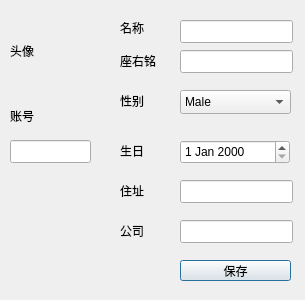
First picture: the form in UserInfo/ui/DInfo.ui, repository 3548848289/UniFileHub, before the edit.
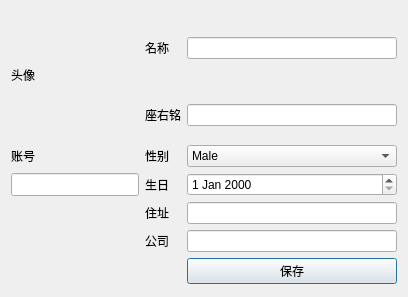
Second picture: the form after the edit.

What changed in the file:
```diff
--- a/UserInfo/ui/DInfo.ui
+++ b/UserInfo/ui/DInfo.ui
@@ -6,21 +6,27 @@
    <rect>
     <x>0</x>
     <y>0</y>
-    <width>305</width>
-    <height>300</height>
+    <width>408</width>
+    <height>297</height>
    </rect>
   </property>
   <property name="windowTitle">
    <string>用户信息</string>
   </property>
+  <layout class="QGridLayout" name="gridLayout">
+   <item row="0" column="0" rowspan="2">
   <widget class="QLabel" name="avatarLabel">
-   <property name="geometry">
-    <rect>
-     <x>10</x>
-     <y>10</y>
-     <width>81</width>
-     <height>81</height>
-    </rect>
+     <property name="minimumSize">
+      <size>
+       <width>128</width>
+       <height>128</height>
+      </size>
+     </property>
+     <property name="maximumSize">
+      <size>
+       <width>128</width>
+       <height>128</height>
+      </size>
    </property>
    <property name="styleSheet">
     <string notr="true">/*QLabel {
@@ -38,180 +44,73 @@
     <string>头像</string>
    </property>
   </widget>
-  <widget class="QLineEdit" name="nameEdit">
-   <property name="geometry">
-    <rect>
-     <x>180</x>
-     <y>20</y>
-     <width>113</width>
-     <height>23</height>
-    </rect>
-   </property>
-  </widget>
-  <widget class="QLineEdit" name="mottoEdit">
-   <property name="geometry">
-    <rect>
-     <x>180</x>
-     <y>50</y>
-     <width>113</width>
-     <height>23</height>
-    </rect>
-   </property>
-  </widget>
-  <widget class="QLineEdit" name="locationEdit">
-   <property name="geometry">
-    <rect>
-     <x>180</x>
-     <y>180</y>
-     <width>113</width>
-     <height>23</height>
-    </rect>
-   </property>
-  </widget>
-  <widget class="QLineEdit" name="companyEdit">
-   <property name="geometry">
-    <rect>
-     <x>180</x>
-     <y>220</y>
-     <width>113</width>
-     <height>23</height>
-    </rect>
-   </property>
-  </widget>
-  <widget class="QComboBox" name="genderCombo">
-   <property name="geometry">
-    <rect>
-     <x>180</x>
-     <y>90</y>
-     <width>111</width>
-     <height>24</height>
-    </rect>
-   </property>
-   <item>
-    <property name="text">
-     <string>Male</string>
-    </property>
    </item>
-   <item>
+   <item row="0" column="1">
+    <widget class="QLabel" name="label_6">
     <property name="text">
-     <string>Female</string>
-    </property>
+      <string>名称</string>
+     </property>
+    </widget>
    </item>
-   <item>
-    <property name="text">
-     <string>Other</string>
-    </property>
+   <item row="0" column="2">
+    <widget class="QLineEdit" name="nameEdit"/>
    </item>
-  </widget>
-  <widget class="QPushButton" name="saveButton">
-   <property name="geometry">
-    <rect>
-     <x>180</x>
-     <y>260</y>
-     <width>111</width>
-     <height>21</height>
-    </rect>
-   </property>
-   <property name="text">
-    <string>保存</string>
-   </property>
-  </widget>
-  <widget class="QDateEdit" name="birthdayEdit">
-   <property name="geometry">
-    <rect>
-     <x>180</x>
-     <y>140</y>
-     <width>110</width>
-     <height>24</height>
-    </rect>
-   </property>
-  </widget>
-  <widget class="QLabel" name="label">
-   <property name="geometry">
-    <rect>
-     <x>120</x>
-     <y>140</y>
-     <width>61</width>
-     <height>21</height>
-    </rect>
-   </property>
-   <property name="text">
-    <string>生日</string>
-   </property>
-  </widget>
-  <widget class="QLabel" name="label_2">
-   <property name="geometry">
-    <rect>
-     <x>120</x>
-     <y>220</y>
-     <width>61</width>
-     <height>21</height>
-    </rect>
-   </property>
-   <property name="text">
-    <string>公司</string>
-   </property>
-  </widget>
+   <item row="1" column="1">
   <widget class="QLabel" name="label_3">
-   <property name="geometry">
-    <rect>
-     <x>120</x>
-     <y>50</y>
-     <width>61</width>
-     <height>21</height>
-    </rect>
-   </property>
    <property name="text">
     <string>座右铭</string>
    </property>
   </widget>
-  <widget class="QLabel" name="label_4">
-   <property name="geometry">
-    <rect>
-     <x>120</x>
-     <y>180</y>
-     <width>61</width>
-     <height>21</height>
-    </rect>
-   </property>
+   </item>
+   <item row="1" column="2">
+    <widget class="QLineEdit" name="mottoEdit"/>
+   </item>
+   <item row="2" column="0">
+    <widget class="QLabel" name="label_7">
    <property name="text">
-    <string>住址</string>
-   </property>
-  </widget>
+      <string>账号</string>
+     </property>
+    </widget>
+   </item>
+   <item row="2" column="1">
   <widget class="QLabel" name="label_5">
-   <property name="geometry">
-    <rect>
-     <x>120</x>
-     <y>90</y>
-     <width>61</width>
-     <height>21</height>
-    </rect>
-   </property>
    <property name="text">
     <string>性别</string>
    </property>
   </widget>
-  <widget class="QLabel" name="label_6">
-   <property name="geometry">
-    <rect>
-     <x>120</x>
-     <y>20</y>
-     <width>54</width>
-     <height>16</height>
-    </rect>
-   </property>
+   </item>
+   <item row="2" column="2">
+    <widget class="QComboBox" name="genderCombo">
+     <item>
+      <property name="text">
+       <string>Male</string>
+      </property>
+     </item>
+     <item>
    <property name="text">
-    <string>名称</string>
-   </property>
-  </widget>
+       <string>Female</string>
+      </property>
+     </item>
+     <item>
+      <property name="text">
+       <string>Other</string>
+      </property>
+     </item>
+    </widget>
+   </item>
+   <item row="3" column="0">
   <widget class="QLineEdit" name="accountEdit">
-   <property name="geometry">
-    <rect>
-     <x>10</x>
-     <y>140</y>
-     <width>81</width>
-     <height>23</height>
-    </rect>
+     <property name="minimumSize">
+      <size>
+       <width>128</width>
+       <height>0</height>
+      </size>
+     </property>
+     <property name="maximumSize">
+      <size>
+       <width>128</width>
+       <height>128</height>
+      </size>
    </property>
    <property name="text">
     <string/>
@@ -220,19 +119,45 @@
     <bool>true</bool>
    </property>
   </widget>
-  <widget class="QLabel" name="label_7">
-   <property name="geometry">
-    <rect>
-     <x>10</x>
-     <y>100</y>
-     <width>91</width>
-     <height>31</height>
-    </rect>
-   </property>
+   </item>
+   <item row="3" column="1">
+    <widget class="QLabel" name="label">
+     <property name="text">
+      <string>生日</string>
+     </property>
+    </widget>
+   </item>
+   <item row="3" column="2">
+    <widget class="QDateEdit" name="birthdayEdit"/>
+   </item>
+   <item row="4" column="1">
+    <widget class="QLabel" name="label_4">
    <property name="text">
-    <string>账号</string>
-   </property>
-  </widget>
+      <string>住址</string>
+     </property>
+    </widget>
+   </item>
+   <item row="4" column="2">
+    <widget class="QLineEdit" name="locationEdit"/>
+   </item>
+   <item row="5" column="1">
+    <widget class="QLabel" name="label_2">
+     <property name="text">
+      <string>公司</string>
+     </property>
+    </widget>
+   </item>
+   <item row="5" column="2">
+    <widget class="QLineEdit" name="companyEdit"/>
+   </item>
+   <item row="6" column="2">
+    <widget class="QPushButton" name="saveButton">
+     <property name="text">
+      <string>保存</string>
+     </property>
+    </widget>
+   </item>
+  </layout>
  </widget>
  <tabstops>
   <tabstop>accountEdit</tabstop>
```
Lines whose indentation alone changed are shown as unchanged.
